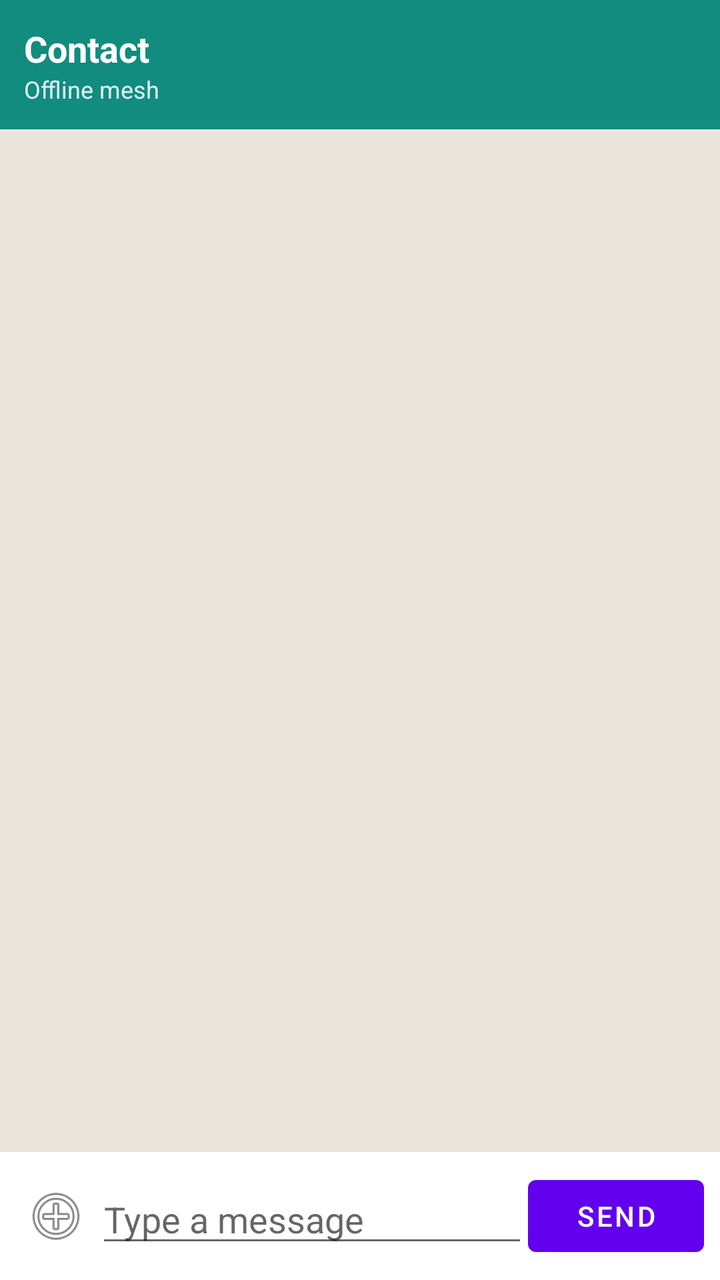
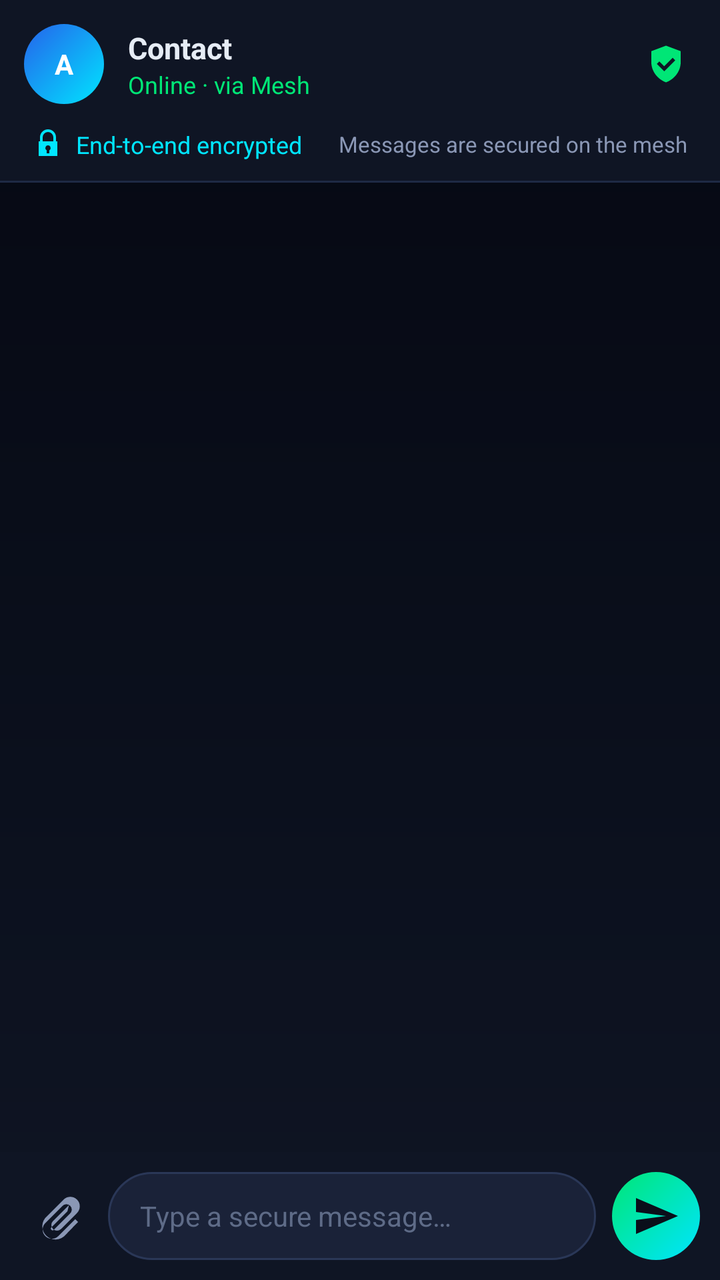

Screens rendered from an Android XML layout before and after an edit, with the pre-edit source and the edit as a unified diff.
<!-- AndroidManifest.xml: application theme Theme.TharMesh -->
<!-- res/layout/activity_chat.xml -->
<?xml version="1.0" encoding="utf-8"?>
<LinearLayout xmlns:android="http://schemas.android.com/apk/res/android"
    android:layout_width="match_parent"
    android:layout_height="match_parent"
    android:background="@color/tm_bg"
    android:orientation="vertical">

    <LinearLayout
        android:layout_width="match_parent"
        android:layout_height="wrap_content"
        android:background="@color/tm_primary"
        android:orientation="vertical"
        android:padding="12dp">

        <TextView
            android:id="@+id/text_chat_title"
            android:layout_width="match_parent"
            android:layout_height="wrap_content"
            android:text="Contact"
            android:textColor="@android:color/white"
            android:textSize="18sp"
            android:textStyle="bold" />

        <TextView
            android:id="@+id/text_top_status"
            android:layout_width="match_parent"
            android:layout_height="wrap_content"
            android:text="@string/chat_header_offline"
            android:textColor="#DDEEFF"
            android:textSize="12sp" />
    </LinearLayout>

    <androidx.recyclerview.widget.RecyclerView
        android:id="@+id/recycler_messages"
        android:layout_width="match_parent"
        android:layout_height="0dp"
        android:layout_weight="1"
        android:clipToPadding="false"
        android:padding="8dp" />

    <LinearLayout
        android:id="@+id/reply_bar"
        android:layout_width="match_parent"
        android:layout_height="wrap_content"
        android:background="@color/tm_surface"
        android:orientation="horizontal"
        android:padding="8dp"
        android:visibility="gone">

        <LinearLayout
            android:layout_width="0dp"
            android:layout_height="wrap_content"
            android:layout_weight="1"
            android:orientation="vertical"
            android:paddingStart="8dp"
            android:paddingEnd="8dp">

            <TextView
                android:id="@+id/reply_bar_author"
                android:layout_width="wrap_content"
                android:layout_height="wrap_content"
                android:textColor="@color/tm_accent"
                android:textSize="12sp"
                android:textStyle="bold"
                android:text="@string/chat_reply_to" />

            <TextView
                android:id="@+id/reply_bar_preview"
                android:layout_width="match_parent"
                android:layout_height="wrap_content"
                android:maxLines="2"
                android:ellipsize="end"
                android:textColor="@color/tm_text_secondary"
                android:textSize="13sp" />
        </LinearLayout>

        <ImageButton
            android:id="@+id/reply_bar_close"
            android:layout_width="36dp"
            android:layout_height="36dp"
            android:background="@android:color/transparent"
            android:contentDescription="@string/chat_cancel_reply"
            android:src="@android:drawable/ic_menu_close_clear_cancel" />
    </LinearLayout>

    <LinearLayout
        android:layout_width="match_parent"
        android:layout_height="wrap_content"
        android:background="@color/tm_surface"
        android:gravity="center_vertical"
        android:orientation="horizontal"
        android:padding="8dp">

        <ImageButton
            android:id="@+id/button_attach"
            android:layout_width="40dp"
            android:layout_height="40dp"
            android:background="@android:color/transparent"
            android:contentDescription="@string/chat_attach"
            android:src="@android:drawable/ic_menu_add" />

        <EditText
            android:id="@+id/edit_message"
            android:layout_width="0dp"
            android:layout_height="wrap_content"
            android:layout_weight="1"
            android:hint="@string/hint_message"
            android:maxLines="4"
            android:inputType="textMultiLine|textCapSentences" />

        <Button
            android:id="@+id/button_send"
            android:layout_width="wrap_content"
            android:layout_height="wrap_content"
            android:text="@string/chat_send" />
    </LinearLayout>

</LinearLayout>
<!-- resources referenced by this layout -->
<resources>
  <color name="tm_accent">#25D366</color>
  <color name="tm_bg">#ECE5DD</color>
  <color name="tm_primary">#128C7E</color>
  <color name="tm_surface">#FFFFFF</color>
  <color name="tm_text_secondary">#6B7280</color>
  <string name="chat_header_offline">Offline mesh</string>
  <string name="hint_message">Type a message</string>
  <style name="Theme.TharMesh" parent="Theme.MaterialComponents.DayNight.NoActionBar">
          <item name="colorPrimary">@color/purple_500</item>
          <item name="colorPrimaryVariant">@color/purple_700</item>
          <item name="colorOnPrimary">@color/white</item>
          <item name="colorSecondary">@color/teal_200</item>
          <item name="colorOnSecondary">@color/black</item>
          <item name="android:statusBarColor" tools:targetApi="l">@color/purple_700</item>
      </style>
  <color name="purple_500">#6200EE</color>
  <color name="purple_700">#3700B3</color>
  <color name="white">#FFFFFF</color>
  <color name="teal_200">#03DAC5</color>
  <color name="black">#000000</color>
  <!-- unchanged entries left out for length: 4 -->
</resources>

<!-- the commit's change to res/layout/activity_chat.xml (unified diff, before → after) -->
@@ -2,33 +2,101 @@
 <LinearLayout xmlns:android="http://schemas.android.com/apk/res/android"
     android:layout_width="match_parent"
     android:layout_height="match_parent"
-    android:background="@color/tm_bg"
-    android:orientation="vertical">
-
-    <LinearLayout
-        android:layout_width="match_parent"
-        android:layout_height="wrap_content"
-        android:background="@color/tm_primary"
-        android:orientation="vertical"
-        android:padding="12dp">
+    android:background="@drawable/bg_screen_gradient"
+    android:orientation="vertical"
+    android:fitsSystemWindows="true">
+
+    
+    <LinearLayout
+        android:layout_width="match_parent"
+        android:layout_height="wrap_content"
+        android:background="@color/tm_bg_2"
+        android:gravity="center_vertical"
+        android:orientation="horizontal"
+        android:paddingStart="12dp"
+        android:paddingEnd="16dp"
+        android:paddingTop="12dp"
+        android:paddingBottom="12dp">
 
         <TextView
-            android:id="@+id/text_chat_title"
-            android:layout_width="match_parent"
-            android:layout_height="wrap_content"
-            android:text="Contact"
+            android:id="@+id/text_chat_avatar"
+            android:layout_width="40dp"
+            android:layout_height="40dp"
+            android:background="@drawable/bg_avatar"
+            android:gravity="center"
+            android:text="A"
             android:textColor="@android:color/white"
-            android:textSize="18sp"
             android:textStyle="bold" />
 
+        <LinearLayout
+            android:layout_width="0dp"
+            android:layout_height="wrap_content"
+            android:layout_marginStart="12dp"
+            android:layout_weight="1"
+            android:orientation="vertical">
+
+            <TextView
+                android:id="@+id/text_chat_title"
+                style="@style/Text.H3"
+                android:layout_width="match_parent"
+                android:layout_height="wrap_content"
+                android:maxLines="1"
+                android:ellipsize="end"
+                android:text="Contact" />
+
+            <TextView
+                android:id="@+id/text_top_status"
+                style="@style/Text.Caption"
+                android:layout_width="match_parent"
+                android:layout_height="wrap_content"
+                android:textColor="@color/tm_neon_green"
+                android:text="@string/chat_header_offline" />
+        </LinearLayout>
+
+        <ImageView
+            android:layout_width="22dp"
+            android:layout_height="22dp"
+            android:src="@drawable/ic_shield" />
+    </LinearLayout>
+
+    
+    <LinearLayout
+        android:layout_width="match_parent"
+        android:layout_height="wrap_content"
+        android:background="@color/tm_bg_2"
+        android:gravity="center_vertical"
+        android:orientation="horizontal"
+        android:paddingStart="16dp"
+        android:paddingEnd="16dp"
+        android:paddingBottom="10dp">
+
+        <ImageView
+            android:layout_width="16dp"
+            android:layout_height="16dp"
+            android:src="@drawable/ic_lock" />
+
         <TextView
-            android:id="@+id/text_top_status"
-            android:layout_width="match_parent"
-            android:layout_height="wrap_content"
-            android:text="@string/chat_header_offline"
-            android:textColor="#DDEEFF"
-            android:textSize="12sp" />
-    </LinearLayout>
+            style="@style/Text.Caption"
+            android:layout_width="0dp"
+            android:layout_height="wrap_content"
+            android:layout_marginStart="6dp"
+            android:layout_weight="1"
+            android:text="@string/chat_header_encrypted"
+            android:textColor="@color/tm_neon_cyan" />
+
+        <TextView
+            style="@style/Text.Caption"
+            android:layout_width="wrap_content"
+            android:layout_height="wrap_content"
+            android:text="@string/chat_header_encrypted_sub"
+            android:textColor="@color/tm_text_secondary"
+            android:textSize="11sp" />
+    </LinearLayout>
+
+    <View
+        android:layout_width="match_parent"
+        android:layout_height="1dp"
+        android:background="@color/tm_stroke_soft" />
 
     <androidx.recyclerview.widget.RecyclerView
         android:id="@+id/recycler_messages"
@@ -36,30 +104,39 @@
         android:layout_height="0dp"
         android:layout_weight="1"
         android:clipToPadding="false"
-        android:padding="8dp" />
+        android:paddingTop="8dp"
+        android:paddingBottom="8dp" />
 
     <LinearLayout
         android:id="@+id/reply_bar"
         android:layout_width="match_parent"
         android:layout_height="wrap_content"
-        android:background="@color/tm_surface"
-        android:orientation="horizontal"
-        android:padding="8dp"
+        android:background="@color/tm_bg_2"
+        android:orientation="horizontal"
+        android:paddingStart="12dp"
+        android:paddingEnd="8dp"
+        android:paddingTop="8dp"
+        android:paddingBottom="8dp"
         android:visibility="gone">
 
+        <View
+            android:layout_width="3dp"
+            android:layout_height="match_parent"
+            android:background="@color/tm_neon_cyan" />
+
         <LinearLayout
             android:layout_width="0dp"
             android:layout_height="wrap_content"
             android:layout_weight="1"
             android:orientation="vertical"
-            android:paddingStart="8dp"
+            android:paddingStart="10dp"
             android:paddingEnd="8dp">
 
             <TextView
                 android:id="@+id/reply_bar_author"
                 android:layout_width="wrap_content"
                 android:layout_height="wrap_content"
-                android:textColor="@color/tm_accent"
+                android:textColor="@color/tm_neon_cyan"
                 android:textSize="12sp"
                 android:textStyle="bold"
                 android:text="@string/chat_reply_to" />
@@ -80,16 +157,17 @@
             android:layout_height="36dp"
             android:background="@android:color/transparent"
             android:contentDescription="@string/chat_cancel_reply"
-            android:src="@android:drawable/ic_menu_close_clear_cancel" />
-    </LinearLayout>
-
-    <LinearLayout
-        android:layout_width="match_parent"
-        android:layout_height="wrap_content"
-        android:background="@color/tm_surface"
+            android:src="@drawable/ic_close" />
+    </LinearLayout>
+
+    
+    <LinearLayout
+        android:layout_width="match_parent"
+        android:layout_height="wrap_content"
+        android:background="@color/tm_bg_2"
         android:gravity="center_vertical"
         android:orientation="horizontal"
-        android:padding="8dp">
+        android:padding="10dp">
 
         <ImageButton
             android:id="@+id/button_attach"
@@ -97,22 +175,32 @@
             android:layout_height="40dp"
             android:background="@android:color/transparent"
             android:contentDescription="@string/chat_attach"
-            android:src="@android:drawable/ic_menu_add" />
+            android:src="@drawable/ic_attach" />
 
         <EditText
             android:id="@+id/edit_message"
             android:layout_width="0dp"
-            android:layout_height="wrap_content"
-            android:layout_weight="1"
+            android:layout_height="44dp"
+            android:layout_marginStart="4dp"
+            android:layout_marginEnd="8dp"
+            android:layout_weight="1"
+            android:background="@drawable/bg_input"
             android:hint="@string/hint_message"
+            android:inputType="textMultiLine|textCapSentences"
             android:maxLines="4"
-            android:inputType="textMultiLine|textCapSentences" />
-
-        <Button
+            android:paddingStart="16dp"
+            android:paddingEnd="16dp"
+            android:textColor="@color/tm_text_primary"
+            android:textColorHint="@color/tm_text_muted"
+            android:textSize="14sp" />
+
+        <ImageButton
             android:id="@+id/button_send"
-            android:layout_width="wrap_content"
-            android:layout_height="wrap_content"
-            android:text="@string/chat_send" />
+            android:layout_width="44dp"
+            android:layout_height="44dp"
+            android:background="@drawable/bg_fab_gradient"
+            android:contentDescription="@string/chat_send"
+            android:src="@drawable/ic_send" />
     </LinearLayout>
 
 </LinearLayout>
<!-- resource entries referenced after the edit -->
@@ -1,25 +1,126 @@
 <!-- resources referenced by this layout -->
 <resources>
-  <color name="tm_accent">#25D366</color>
-  <color name="tm_bg">#ECE5DD</color>
-  <color name="tm_primary">#128C7E</color>
-  <color name="tm_surface">#FFFFFF</color>
-  <color name="tm_text_secondary">#6B7280</color>
-  <string name="chat_header_offline">Offline mesh</string>
-  <string name="hint_message">Type a message</string>
-  <style name="Theme.TharMesh" parent="Theme.MaterialComponents.DayNight.NoActionBar">
-          <item name="colorPrimary">@color/purple_500</item>
-          <item name="colorPrimaryVariant">@color/purple_700</item>
-          <item name="colorOnPrimary">@color/white</item>
-          <item name="colorSecondary">@color/teal_200</item>
-          <item name="colorOnSecondary">@color/black</item>
-          <item name="android:statusBarColor" tools:targetApi="l">@color/purple_700</item>
+  <color name="tm_bg_2">#0F1524</color>
+  <color name="tm_neon_cyan">#00E5FF</color>
+  <color name="tm_neon_green">#00E676</color>
+  <color name="tm_stroke_soft">#1E2A45</color>
+  <color name="tm_text_muted">#5E6B87</color>
+  <color name="tm_text_primary">#E6ECF5</color>
+  <color name="tm_bg">#0A0E1A</color>
+  <color name="tm_neon_cyan_dim">#1A4B5C</color>
+  <color name="tm_neon_green_dim">#0F3B26</color>
+  <color name="tm_surface">#131A2B</color>
+  <color name="tm_text_secondary">#8A97B5</color>
+  <!-- drawable bg_avatar (drawable) -->
+  <?xml version="1.0" encoding="utf-8"?>
+  <shape xmlns:android="http://schemas.android.com/apk/res/android" android:shape="oval">
+      <gradient
+          android:type="linear"
+          android:angle="135"
+          android:startColor="@color/tm_neon_cyan"
+          android:endColor="@color/tm_bubble_me_end" />
+  </shape>
+  <!-- drawable bg_fab_gradient (drawable) -->
+  <?xml version="1.0" encoding="utf-8"?>
+  <shape xmlns:android="http://schemas.android.com/apk/res/android" android:shape="oval">
+      <gradient
+          android:type="linear"
+          android:angle="135"
+          android:startColor="@color/tm_neon_cyan"
+          android:endColor="@color/tm_neon_green" />
+  </shape>
+  <!-- drawable bg_input (drawable) -->
+  <?xml version="1.0" encoding="utf-8"?>
+  <shape xmlns:android="http://schemas.android.com/apk/res/android"
+      android:shape="rectangle">
+      <solid android:color="@color/tm_surface_2" />
+      <stroke android:width="1dp" android:color="@color/tm_stroke" />
+      <corners android:radius="100dp" />
+  </shape>
+  <!-- drawable bg_screen_gradient (drawable) -->
+  <?xml version="1.0" encoding="utf-8"?>
+  <shape xmlns:android="http://schemas.android.com/apk/res/android"
+      android:shape="rectangle">
+      <gradient
+          android:type="linear"
+          android:angle="90"
+          android:startColor="@color/tm_gradient_top"
+          android:endColor="@color/tm_gradient_bottom" />
+  </shape>
+  <!-- drawable ic_attach (drawable) -->
+  <vector xmlns:android="http://schemas.android.com/apk/res/android"
+      android:width="24dp" android:height="24dp"
+      android:viewportWidth="24" android:viewportHeight="24"
+      android:tint="@color/tm_text_secondary">
+      <path android:fillColor="@android:color/white"
+          android:pathData="M16.5,6.5l-8,8a2.8,2.8 0 1,0 4,4l8,-8a4.7,4.7 0 1,0 -6.7,-6.7l-8.3,8.3a6.6,6.6 0 1,0 9.3,9.3L21,15l-1.4,-1.4L11.3,21.9a4.6,4.6 0 1,1 -6.5,-6.5l8.3,-8.3a2.7,2.7 0 1,1 3.8,3.8l-8,8a0.8,0.8 0 1,1 -1.2,-1.2l8,-8z"/>
+  </vector>
+  <!-- drawable ic_close (drawable) -->
+  <vector xmlns:android="http://schemas.android.com/apk/res/android"
+      android:width="24dp" android:height="24dp"
+      android:viewportWidth="24" android:viewportHeight="24"
+      android:tint="@color/tm_text_secondary">
+      <path android:fillColor="@android:color/white"
+          android:pathData="M19,6.4L17.6,5L12,10.6L6.4,5L5,6.4L10.6,12L5,17.6L6.4,19L12,13.4L17.6,19L19,17.6L13.4,12z"/>
+  </vector>
+  <!-- drawable ic_lock (drawable) -->
+  <vector xmlns:android="http://schemas.android.com/apk/res/android"
+      android:width="24dp" android:height="24dp"
+      android:viewportWidth="24" android:viewportHeight="24"
+      android:tint="@color/tm_neon_cyan">
+      <path android:fillColor="@android:color/white"
+          android:pathData="M6,10V7a6,6 0 0,1 12,0v3h1v11H5V10zM8,10h8V7a4,4 0 0,0 -8,0zM12,13a2,2 0 0,0 -1,3.7V19h2v-2.3A2,2 0 0,0 12,13z"/>
+  </vector>
+  <!-- drawable ic_send (drawable) -->
+  <vector xmlns:android="http://schemas.android.com/apk/res/android"
+      android:width="24dp" android:height="24dp"
+      android:viewportWidth="24" android:viewportHeight="24"
+      android:tint="@color/tm_bg">
+      <path android:fillColor="@android:color/white"
+          android:pathData="M2,21l21,-9L2,3v7l15,2L2,14z"/>
+  </vector>
+  <!-- drawable ic_shield (drawable) -->
+  <vector xmlns:android="http://schemas.android.com/apk/res/android"
+      android:width="24dp" android:height="24dp"
+      android:viewportWidth="24" android:viewportHeight="24"
+      android:tint="@color/tm_neon_green">
+      <path android:fillColor="@android:color/white"
+          android:pathData="M12,2l8,3v6c0,5 -3.4,9.3 -8,11c-4.6,-1.7 -8,-6 -8,-11V5zM11,16l6,-6l-1.4,-1.4L11,13.2l-2.6,-2.6L7,12z"/>
+  </vector>
+  <string name="chat_header_encrypted">End-to-end encrypted</string>
+  <string name="chat_header_encrypted_sub">Messages are secured on the mesh</string>
+  <string name="chat_header_offline">Online · via Mesh</string>
+  <string name="hint_message">Type a secure message…</string>
+  <style name="Text.Caption" parent="TextAppearance.AppCompat">
+          <item name="android:textColor">@color/tm_text_secondary</item>
+          <item name="android:textSize">12sp</item>
       </style>
-  <color name="purple_500">#6200EE</color>
-  <color name="purple_700">#3700B3</color>
-  <color name="white">#FFFFFF</color>
-  <color name="teal_200">#03DAC5</color>
-  <color name="black">#000000</color>
+  <style name="Text.H3" parent="TextAppearance.AppCompat">
+          <item name="android:textColor">@color/tm_text_primary</item>
+          <item name="android:textSize">15sp</item>
+          <item name="android:textStyle">bold</item>
+      </style>
+  <style name="Theme.TharMesh" parent="Theme.MaterialComponents.NoActionBar">
+          <item name="colorPrimary">@color/tm_neon_cyan</item>
+          <item name="colorPrimaryVariant">@color/tm_neon_cyan_dim</item>
+          <item name="colorOnPrimary">@color/tm_bg</item>
+          <item name="colorSecondary">@color/tm_neon_green</item>
+          <item name="colorSecondaryVariant">@color/tm_neon_green_dim</item>
+          <item name="colorOnSecondary">@color/tm_bg</item>
+          <item name="colorSurface">@color/tm_surface</item>
+          <item name="colorOnSurface">@color/tm_text_primary</item>
+          <item name="android:colorBackground">@color/tm_bg</item>
+          <item name="android:textColorPrimary">@color/tm_text_primary</item>
+          <item name="android:textColorSecondary">@color/tm_text_secondary</item>
+          <item name="android:windowBackground">@color/tm_bg</item>
+          <item name="android:statusBarColor" tools:targetApi="l">@color/tm_bg</item>
+          <item name="android:navigationBarColor" tools:targetApi="l">@color/tm_bg</item>
+      </style>
+  <color name="tm_bubble_me_end">#2563EB</color>
+  <color name="tm_surface_2">#1A2238</color>
+  <color name="tm_stroke">#2A3757</color>
+  <color name="tm_gradient_top">#0F1524</color>
+  <color name="tm_gradient_bottom">#050812</color>
   <!-- unchanged entries left out for length: 4 -->
 </resources>
 
